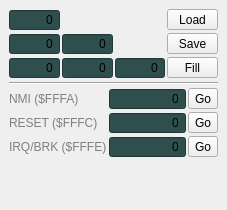
The window that memorywidget.ui (rjaremczak/mo65x) describes before a commit, drawn with Qt 5.
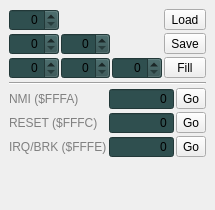
The same window after the commit. Custom widgets are drawn as their Qt base class.

Commit message: custom classes for byte and word spinbox widgets

Diff of the .ui file:
```diff
--- a/memorywidget.ui
+++ b/memorywidget.ui
@@ -6,7 +6,7 @@
    <rect>
     <x>0</x>
     <y>0</y>
-    <width>227</width>
+    <width>215</width>
     <height>210</height>
    </rect>
   </property>
@@ -31,7 +31,13 @@
        <number>2</number>
       </property>
       <item row="2" column="2">
-       <widget class="QSpinBox" name="fillMemoryValue">
+       <widget class="ByteSpinBox" name="fillMemoryValue">
+        <property name="sizePolicy">
+         <sizepolicy hsizetype="MinimumExpanding" vsizetype="Fixed">
+          <horstretch>0</horstretch>
+          <verstretch>0</verstretch>
+         </sizepolicy>
+        </property>
         <property name="styleSheet">
          <string notr="true">background-color:darkslategray</string>
         </property>
@@ -39,10 +45,10 @@
          <set>Qt::AlignRight|Qt::AlignTrailing|Qt::AlignVCenter</set>
         </property>
         <property name="buttonSymbols">
-         <enum>QAbstractSpinBox::NoButtons</enum>
+         <enum>QAbstractSpinBox::UpDownArrows</enum>
         </property>
         <property name="maximum">
-         <number>65535</number>
+         <number>255</number>
         </property>
         <property name="displayIntegerBase">
          <number>16</number>
@@ -50,7 +56,13 @@
        </widget>
       </item>
       <item row="2" column="1">
-       <widget class="QSpinBox" name="fillMemoryEndAddr">
+       <widget class="WordSpinBox" name="fillMemoryLast">
+        <property name="sizePolicy">
+         <sizepolicy hsizetype="MinimumExpanding" vsizetype="Fixed">
+          <horstretch>0</horstretch>
+          <verstretch>0</verstretch>
+         </sizepolicy>
+        </property>
         <property name="styleSheet">
          <string notr="true">background-color:darkslategray</string>
         </property>
@@ -58,7 +70,7 @@
          <set>Qt::AlignRight|Qt::AlignTrailing|Qt::AlignVCenter</set>
         </property>
         <property name="buttonSymbols">
-         <enum>QAbstractSpinBox::NoButtons</enum>
+         <enum>QAbstractSpinBox::UpDownArrows</enum>
         </property>
         <property name="maximum">
          <number>65535</number>
@@ -69,7 +81,13 @@
        </widget>
       </item>
       <item row="1" column="0">
-       <widget class="QSpinBox" name="saveMemoryBegin">
+       <widget class="WordSpinBox" name="saveMemoryBegin">
+        <property name="sizePolicy">
+         <sizepolicy hsizetype="MinimumExpanding" vsizetype="Fixed">
+          <horstretch>0</horstretch>
+          <verstretch>0</verstretch>
+         </sizepolicy>
+        </property>
         <property name="styleSheet">
          <string notr="true">background-color:darkslategray</string>
         </property>
@@ -77,7 +95,7 @@
          <set>Qt::AlignRight|Qt::AlignTrailing|Qt::AlignVCenter</set>
         </property>
         <property name="buttonSymbols">
-         <enum>QAbstractSpinBox::NoButtons</enum>
+         <enum>QAbstractSpinBox::UpDownArrows</enum>
         </property>
         <property name="maximum">
          <number>65535</number>
@@ -88,7 +106,13 @@
        </widget>
       </item>
       <item row="2" column="0">
-       <widget class="QSpinBox" name="fillMemoryBeginAddr">
+       <widget class="WordSpinBox" name="fillMemoryFirst">
+        <property name="sizePolicy">
+         <sizepolicy hsizetype="MinimumExpanding" vsizetype="Fixed">
+          <horstretch>0</horstretch>
+          <verstretch>0</verstretch>
+         </sizepolicy>
+        </property>
         <property name="styleSheet">
          <string notr="true">background-color:darkslategray</string>
         </property>
@@ -96,7 +120,7 @@
          <set>Qt::AlignRight|Qt::AlignTrailing|Qt::AlignVCenter</set>
         </property>
         <property name="buttonSymbols">
-         <enum>QAbstractSpinBox::NoButtons</enum>
+         <enum>QAbstractSpinBox::UpDownArrows</enum>
         </property>
         <property name="maximum">
          <number>65535</number>
@@ -107,7 +131,13 @@
        </widget>
       </item>
       <item row="1" column="1">
-       <widget class="QSpinBox" name="saveMemoryEnd">
+       <widget class="WordSpinBox" name="saveMemoryEnd">
+        <property name="sizePolicy">
+         <sizepolicy hsizetype="MinimumExpanding" vsizetype="Fixed">
+          <horstretch>0</horstretch>
+          <verstretch>0</verstretch>
+         </sizepolicy>
+        </property>
         <property name="styleSheet">
          <string notr="true">background-color:darkslategray</string>
         </property>
@@ -115,7 +145,7 @@
          <set>Qt::AlignRight|Qt::AlignTrailing|Qt::AlignVCenter</set>
         </property>
         <property name="buttonSymbols">
-         <enum>QAbstractSpinBox::NoButtons</enum>
+         <enum>QAbstractSpinBox::UpDownArrows</enum>
         </property>
         <property name="maximum">
          <number>65535</number>
@@ -126,7 +156,13 @@
        </widget>
       </item>
       <item row="0" column="0">
-       <widget class="QSpinBox" name="loadMemoryAddr">
+       <widget class="WordSpinBox" name="loadMemoryFirst">
+        <property name="sizePolicy">
+         <sizepolicy hsizetype="MinimumExpanding" vsizetype="Fixed">
+          <horstretch>0</horstretch>
+          <verstretch>0</verstretch>
+         </sizepolicy>
+        </property>
         <property name="styleSheet">
          <string notr="true">background-color:darkslategray</string>
         </property>
@@ -134,7 +170,7 @@
          <set>Qt::AlignRight|Qt::AlignTrailing|Qt::AlignVCenter</set>
         </property>
         <property name="buttonSymbols">
-         <enum>QAbstractSpinBox::NoButtons</enum>
+         <enum>QAbstractSpinBox::UpDownArrows</enum>
         </property>
         <property name="maximum">
          <number>65535</number>
@@ -206,7 +242,7 @@
       <item row="1" column="1">
        <widget class="QSpinBox" name="vectorReset">
         <property name="sizePolicy">
-         <sizepolicy hsizetype="Expanding" vsizetype="Fixed">
+         <sizepolicy hsizetype="MinimumExpanding" vsizetype="Fixed">
           <horstretch>0</horstretch>
           <verstretch>0</verstretch>
          </sizepolicy>
@@ -267,7 +303,7 @@
       <item row="0" column="1">
        <widget class="QSpinBox" name="vectorNMI">
         <property name="sizePolicy">
-         <sizepolicy hsizetype="Expanding" vsizetype="Fixed">
+         <sizepolicy hsizetype="MinimumExpanding" vsizetype="Fixed">
           <horstretch>0</horstretch>
           <verstretch>0</verstretch>
          </sizepolicy>
@@ -278,6 +314,9 @@
         <property name="alignment">
          <set>Qt::AlignRight|Qt::AlignTrailing|Qt::AlignVCenter</set>
         </property>
+        <property name="readOnly">
+         <bool>true</bool>
+        </property>
         <property name="buttonSymbols">
          <enum>QAbstractSpinBox::NoButtons</enum>
         </property>
@@ -312,7 +351,7 @@
       <item row="2" column="1">
        <widget class="QSpinBox" name="vectorIRQ">
         <property name="sizePolicy">
-         <sizepolicy hsizetype="Expanding" vsizetype="Fixed">
+         <sizepolicy hsizetype="MinimumExpanding" vsizetype="Fixed">
           <horstretch>0</horstretch>
           <verstretch>0</verstretch>
          </sizepolicy>
@@ -365,6 +404,18 @@
    </layout>
   </widget>
  </widget>
+ <customwidgets>
+  <customwidget>
+   <class>ByteSpinBox</class>
+   <extends>QSpinBox</extends>
+   <header>bytespinbox.h</header>
+  </customwidget>
+  <customwidget>
+   <class>WordSpinBox</class>
+   <extends>QSpinBox</extends>
+   <header>wordspinbox.h</header>
+  </customwidget>
+ </customwidgets>
  <resources/>
  <connections/>
 </ui>
```
Left out of the diff: 6 changed lines with no effect on the pictures. The commit also changes 16 other files.
